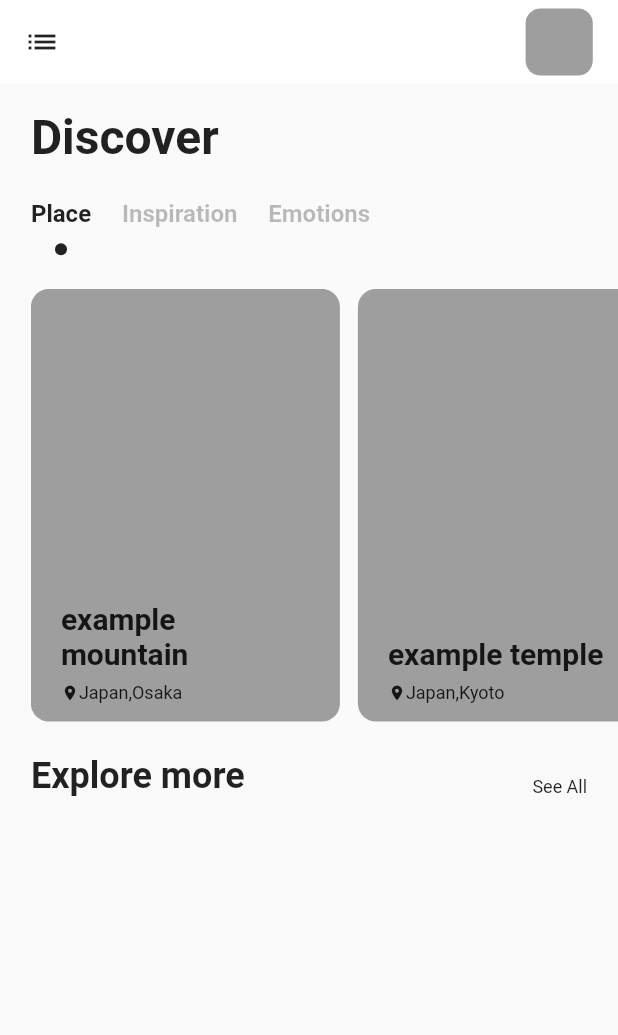
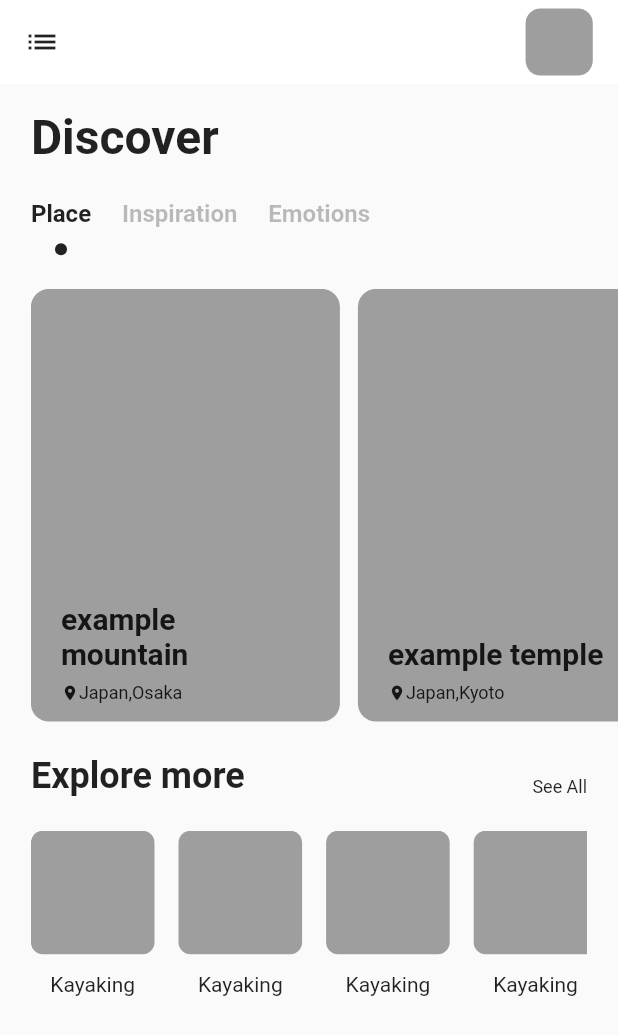
Before and after one commit to murakamiren/flutter_style, a Flutter app: the DiscoverView screen opened directly, on a phone screen of 412 x 824 dp. Shown: the top 1035 px of the screen. Run offline on Flutter 3.47's test engine with Material 2 defaults, Android fonts, the phone set to English and light mode, and no system bars.

Commit message:
explore icon

```diff
--- /dev/null
+++ b/lib/components/exploreIcon.dart
@@ -0,0 +1,34 @@
+import 'package:flutter/material.dart';
+import 'package:flutter/src/foundation/key.dart';
+import 'package:flutter/src/widgets/framework.dart';
+
+class ExploreIcon extends StatelessWidget {
+  const ExploreIcon({
+    Key? key,
+    required this.screenSize,
+    required this.iconText,
+  }) : super(key: key);
+
+  final Size screenSize;
+  final String iconText;
+
+  @override
+  Widget build(BuildContext context) {
+    return Column(
+      children: [
+        Container(
+          width: screenSize.width * 0.2,
+          height: screenSize.width * 0.2,
+          decoration: BoxDecoration(
+            borderRadius: BorderRadius.circular(8),
+            color: Colors.grey,
+          ),
+        ),
+        SizedBox(
+          height: 12,
+        ),
+        Text(iconText),
+      ],
+    );
+  }
+}
--- a/lib/views/discover.dart
+++ b/lib/views/discover.dart
@@ -1,6 +1,7 @@
 import 'package:flutter/material.dart';
 import 'package:flutter/src/foundation/key.dart';
 import 'package:flutter/src/widgets/framework.dart';
+import 'package:flutter_style/components/exploreIcon.dart';
 import 'package:flutter_style/components/navText.dart';
 import 'package:flutter_style/components/placeCard.dart';
 import 'package:flutter_style/components/userBox.dart';
@@ -119,6 +120,59 @@ class DiscoverView extends StatelessWidget {
               ],
             ),
           ),
+          Container(
+            margin: EdgeInsets.only(
+              top: appBarHeight * 0.4,
+              left: _screenSize.width * 0.05,
+              right: _screenSize.width * 0.05,
+            ),
+            child: SingleChildScrollView(
+              scrollDirection: Axis.horizontal,
+              child: Row(
+                children: [
+                  ExploreIcon(
+                    screenSize: _screenSize,
+                    iconText: "Kayaking",
+                  ),
+                  SizedBox(
+                    width: 16,
+                  ),
+                  ExploreIcon(
+                    screenSize: _screenSize,
+                    iconText: "Kayaking",
+                  ),
+                  SizedBox(
+                    width: 16,
+                  ),
+                  ExploreIcon(
+                    screenSize: _screenSize,
+                    iconText: "Kayaking",
+                  ),
+                  SizedBox(
+                    width: 16,
+                  ),
+                  ExploreIcon(
+                    screenSize: _screenSize,
+                    iconText: "Kayaking",
+                  ),
+                  SizedBox(
+                    width: 16,
+                  ),
+                  ExploreIcon(
+                    screenSize: _screenSize,
+                    iconText: "Kayaking",
+                  ),
+                  SizedBox(
+                    width: 16,
+                  ),
+                  ExploreIcon(
+                    screenSize: _screenSize,
+                    iconText: "Kayaking",
+                  ),
+                ],
+              ),
+            ),
+          ),
         ],
       ),
     );
```
